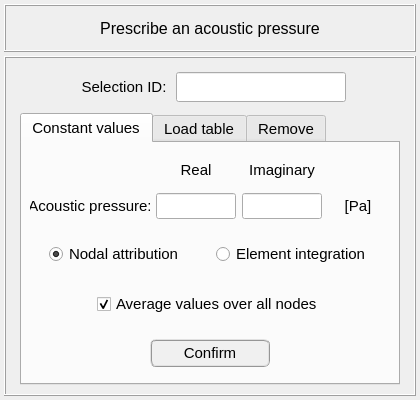
Old version of the form data/ui_files/model/acoustic/acoustic_pressure_input.ui in the repository MOPT-UFSC/VIBRA.
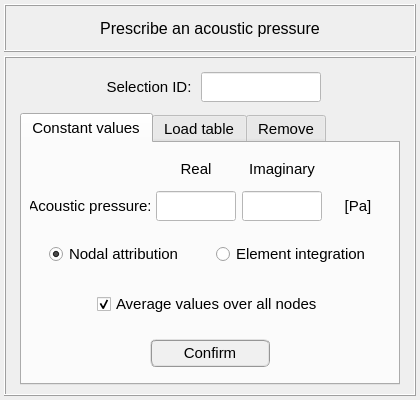
New version of the form.

Patch:
```diff
--- a/data/ui_files/model/acoustic/acoustic_pressure_input.ui
+++ b/data/ui_files/model/acoustic/acoustic_pressure_input.ui
@@ -214,20 +214,20 @@
           <widget class="QLineEdit" name="lineEdit_selection_id">
            <property name="minimumSize">
             <size>
-             <width>170</width>
+             <width>120</width>
              <height>30</height>
             </size>
            </property>
            <property name="maximumSize">
             <size>
-             <width>170</width>
+             <width>120</width>
              <height>30</height>
             </size>
            </property>
            <property name="font">
             <font>
              <family>MS Shell Dlg 2</family>
-             <pointsize>11</pointsize>
+             <pointsize>10</pointsize>
              <weight>50</weight>
              <italic>false</italic>
              <bold>false</bold>
@@ -237,7 +237,8 @@
             <enum>Qt::ClickFocus</enum>
            </property>
            <property name="styleSheet">
-            <string notr="true">color: rgb(0, 0, 255);</string>
+            <string notr="true">color: rgb(0, 0, 255);
+background-color: rgb(255, 255, 255);</string>
            </property>
            <property name="alignment">
             <set>Qt::AlignCenter</set>
@@ -497,13 +498,13 @@
                <property name="minimumSize">
                 <size>
                  <width>80</width>
-                 <height>26</height>
+                 <height>30</height>
                 </size>
                </property>
                <property name="maximumSize">
                 <size>
                  <width>80</width>
-                 <height>26</height>
+                 <height>30</height>
                 </size>
                </property>
                <property name="font">
@@ -516,7 +517,8 @@
                 </font>
                </property>
                <property name="styleSheet">
-                <string notr="true"/>
+                <string notr="true">color: rgb(0, 0, 255);
+background-color: rgb(255, 255, 255);</string>
                </property>
                <property name="alignment">
                 <set>Qt::AlignCenter</set>
@@ -528,13 +530,13 @@
                <property name="minimumSize">
                 <size>
                  <width>60</width>
-                 <height>26</height>
+                 <height>30</height>
                 </size>
                </property>
                <property name="maximumSize">
                 <size>
                  <width>60</width>
-                 <height>26</height>
+                 <height>30</height>
                 </size>
                </property>
                <property name="font">
@@ -559,13 +561,13 @@
                <property name="minimumSize">
                 <size>
                  <width>120</width>
-                 <height>26</height>
+                 <height>30</height>
                 </size>
                </property>
                <property name="maximumSize">
                 <size>
                  <width>120</width>
-                 <height>26</height>
+                 <height>30</height>
                 </size>
                </property>
                <property name="font">
@@ -652,13 +654,13 @@
                <property name="minimumSize">
                 <size>
                  <width>80</width>
-                 <height>26</height>
+                 <height>30</height>
                 </size>
                </property>
                <property name="maximumSize">
                 <size>
                  <width>80</width>
-                 <height>26</height>
+                 <height>30</height>
                 </size>
                </property>
                <property name="font">
@@ -671,7 +673,8 @@
                 </font>
                </property>
                <property name="styleSheet">
-                <string notr="true"/>
+                <string notr="true">color: rgb(0, 0, 255);
+background-color: rgb(255, 255, 255);</string>
                </property>
                <property name="alignment">
                 <set>Qt::AlignCenter</set>
```
Left out of the diff: 4 changed lines with no effect on the pictures.
